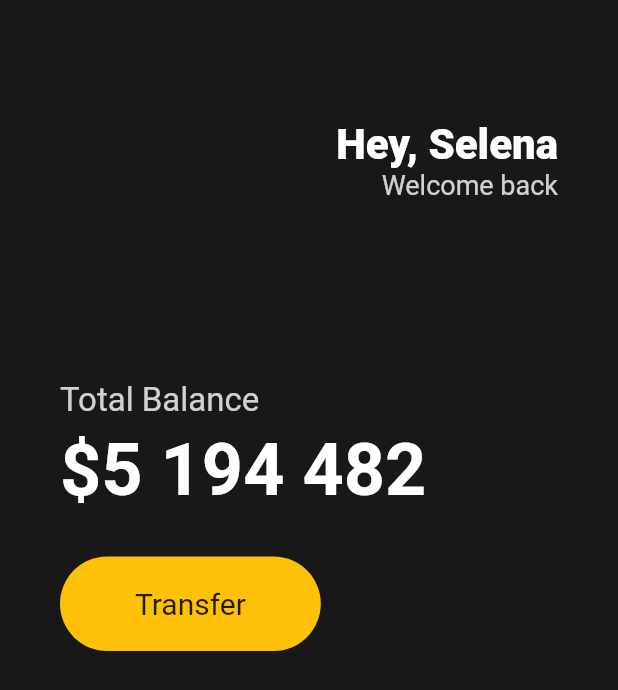
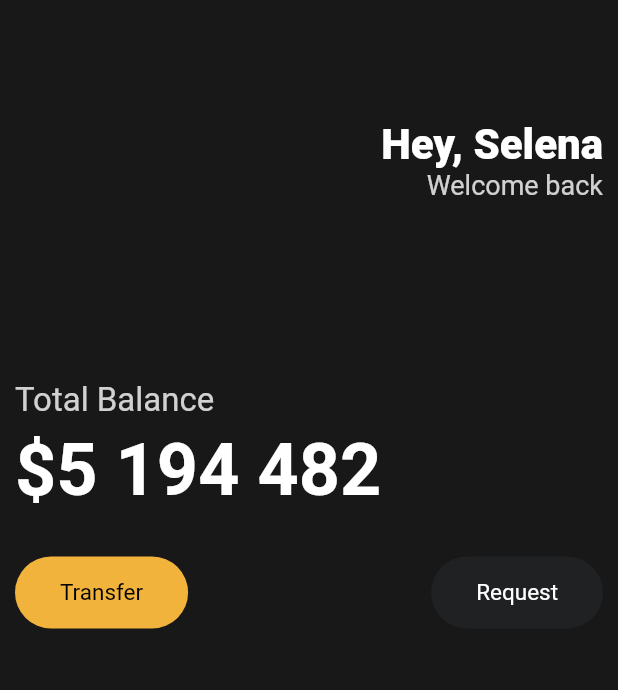
Before and after one commit to didtlrhks/FlutterEX, a Flutter app: the screen it shows after launch, on a phone screen of 412 x 824 dp. Shown: the top 690 px of the screen. Run offline on Flutter 3.47's test engine with Material 2 defaults, Android fonts, the phone set to English and light mode, and no system bars.

Commit message:
button add

```diff
--- a/lib/main.dart
+++ b/lib/main.dart
@@ -1,4 +1,5 @@
 import 'package:flutter/material.dart';
+import 'package:flutter_application_1/widgets/button.dart';
 
 void main() {
   runApp(const App());
@@ -14,7 +15,7 @@ class App extends StatelessWidget {
         backgroundColor: const Color(0xFF181818),
         body: Padding(
           padding: const EdgeInsets.symmetric(
-            horizontal: 40,
+            horizontal: 10,
           ),
           child: Column(
             crossAxisAlignment: CrossAxisAlignment.start,
@@ -71,28 +72,21 @@ class App extends StatelessWidget {
               const SizedBox(
                 height: 30,
               ),
-              Row(
+              const Row(
+                mainAxisAlignment: MainAxisAlignment.spaceBetween,
                 children: [
-                  Container(
-                    decoration: BoxDecoration(
-                      color: Colors.amber,
-                      borderRadius: BorderRadius.circular(45),
-                    ),
-                    child: const Padding(
-                      padding: EdgeInsets.symmetric(
-                        vertical: 20,
-                        horizontal: 50,
-                      ),
-                      child: Text(
-                        'Transfer',
-                        style: TextStyle(
-                          fontSize: 20,
-                        ),
-                      ),
-                    ),
-                  )
+                  Button(
+                    text: 'Transfer',
+                    bgColor: Color(0xFFF1B33B),
+                    textColor: Colors.black,
+                  ),
+                  Button(
+                    text: 'Request',
+                    bgColor: Color(0xFF1F2123),
+                    textColor: Colors.white,
+                  ),
                 ],
-              )
+              ),
             ],
           ),
         ),
--- /dev/null
+++ b/lib/widgets/Button.dart
@@ -0,0 +1,37 @@
+import 'package:flutter/material.dart';
+
+class Button extends StatelessWidget {
+  final String text;
+  final Color bgColor;
+  final Color textColor;
+
+  const Button({
+    super.key,
+    required this.text,
+    required this.bgColor,
+    required this.textColor,
+  });
+
+  @override
+  Widget build(BuildContext context) {
+    return Container(
+      decoration: BoxDecoration(
+        color: bgColor,
+        borderRadius: BorderRadius.circular(45),
+      ),
+      child: Padding(
+        padding: const EdgeInsets.symmetric(
+          vertical: 15,
+          horizontal: 30,
+        ),
+        child: Text(
+          text,
+          style: TextStyle(
+            color: textColor,
+            fontSize: 15,
+          ),
+        ),
+      ),
+    );
+  }
+}
```
